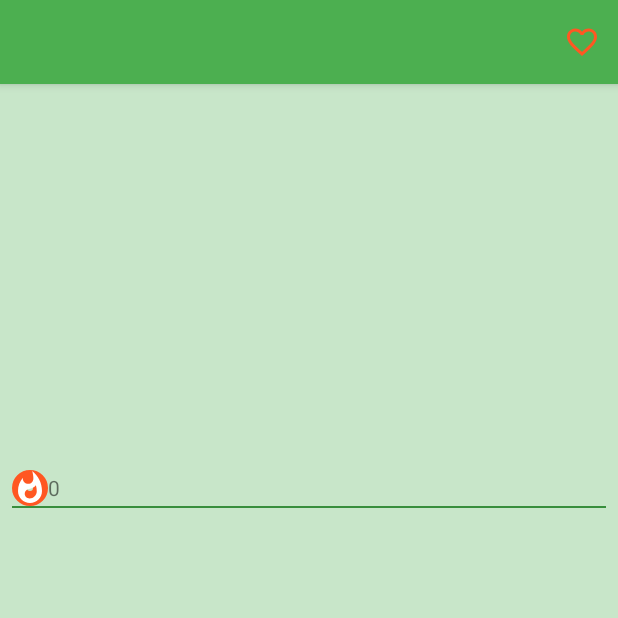
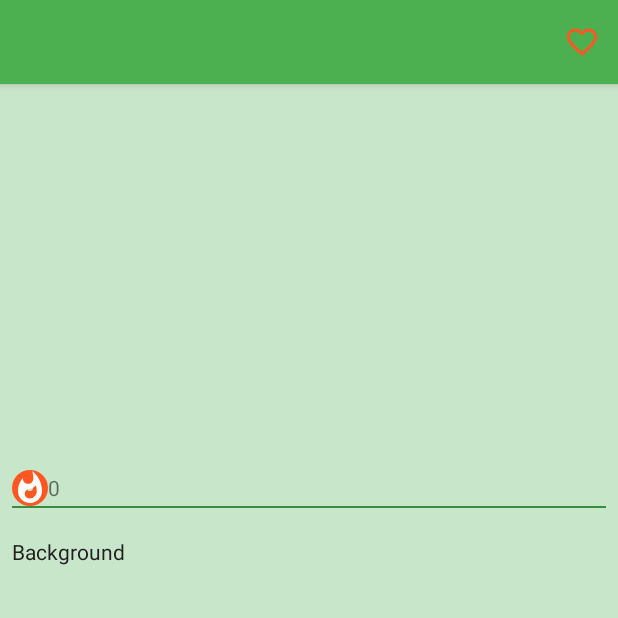
Before and after one commit to laurogama/udacity_capstone_anime_companion, an Android app: the DetailActivity screen opened directly, with no data from a screen before it, on a phone screen of 412 x 824 dp, the top half of it. Run offline under Robolectric (Android 15) with nearby library versions, the phone set to English and light mode, and no system bars; our stand-ins replace AdMob, data binding; 1 statement that could not run was skipped.

Commit message:
layout improvements
feat: round thumbnail for my list
fix: ads not blocking text

```diff
--- a/app/src/main/java/com/android/example/animecompanion/data/db/AnimeDao.java
+++ b/app/src/main/java/com/android/example/animecompanion/data/db/AnimeDao.java
@@ -16,7 +16,7 @@ import java.util.List;
 public interface AnimeDao {
 
     //Rank equals 0 are NSFW titles so we filter those
-    @Query("SELECT * from anime WHERE rank > 0 ORDER BY rank")
+    @Query("SELECT * from anime WHERE rank > 0 ORDER BY popularity")
     public LiveData<List<Anime>> getTop();
 
     @Delete
--- a/app/src/main/res/layout/activity_detail.xml
+++ b/app/src/main/res/layout/activity_detail.xml
@@ -35,6 +35,7 @@
                 android:layout_width="match_parent"
                 android:layout_height="match_parent"
                 android:padding="@dimen/margin_8dp"
+                android:layout_marginBottom="50dp"
                 app:layout_behavior="@string/appbar_scrolling_view_behavior"
                 tools:context="com.android.example.animecompanion.ui.detail.DetailActivity"
                 tools:showIn="@layout/activity_detail">
@@ -65,9 +66,9 @@
                     android:layout_width="wrap_content"
                     android:layout_height="wrap_content"
                     android:drawableStart="@drawable/hot_circle_img"
+                    android:gravity="center"
                     android:text="@{String.valueOf(model.rank)}"
                     app:layout_constraintStart_toStartOf="parent"
-                    android:gravity="center"
                     app:layout_constraintTop_toBottomOf="@+id/tv_japanese_title"
                     tools:text="@tools:sample/date/day_of_week" />
 
@@ -83,23 +84,43 @@
                     android:id="@+id/tv_synopsis"
                     android:layout_width="wrap_content"
                     android:layout_height="wrap_content"
+                    android:text="@{model.synopsis}"
                     android:textColor="@color/primary_text"
-                    android:text="@{model.synopsis}"
                     ads:layout_constraintTop_toBottomOf="@id/divider"
                     app:layout_constraintStart_toStartOf="parent" />
 
+                <TextView
+                    android:id="@+id/tv_background_title"
+                    android:layout_width="wrap_content"
+                    android:layout_height="wrap_content"
+                    android:text="@string/background"
+                    android:textColor="@color/primary_text"
+                    ads:layout_constraintStart_toStartOf="parent"
+                    ads:layout_constraintTop_toBottomOf="@id/tv_synopsis" />
+
+                <TextView
+                    android:id="@+id/tv_background"
+                    android:layout_width="wrap_content"
+                    android:layout_height="wrap_content"
+                    android:text="@{model.background}"
+                    android:textColor="@color/primary_text"
+                    ads:layout_constraintStart_toStartOf="parent"
+                    ads:layout_constraintTop_toBottomOf="@id/tv_background_title" />
+
+
             </androidx.constraintlayout.widget.ConstraintLayout>
+
         </androidx.core.widget.NestedScrollView>
 
         <com.google.android.gms.ads.AdView
             android:id="@+id/adView"
             android:layout_width="wrap_content"
             android:layout_height="wrap_content"
+            android:layout_marginTop="50dp"
             android:layout_alignParentBottom="true"
             android:layout_gravity="bottom|center_horizontal"
             ads:adSize="BANNER"
-            ads:adUnitId="@string/AD_UNIT_ID"
-            ads:layout_anchorGravity="bottom" />
+            ads:adUnitId="@string/AD_UNIT_ID" />
     </androidx.coordinatorlayout.widget.CoordinatorLayout>
 
     <data>
--- a/app/src/main/res/values/dimens.xml
+++ b/app/src/main/res/values/dimens.xml
@@ -4,4 +4,5 @@
     <dimen name="anime_cardview_width">180dp</dimen>
     <dimen name="anime_cardview_height">230dp</dimen>
     <dimen name="divider_padding">0dp</dimen>
+    <dimen name="thumbnail_size">50dp</dimen>
 </resources>
--- a/app/src/main/res/values/strings.xml
+++ b/app/src/main/res/values/strings.xml
@@ -11,4 +11,5 @@
     <string name="hot_icon">hot_icon</string>
     <string name="search_animes">Search Animes</string>
     <string name="search_activity">Search Results</string>
+    <string name="background">Background</string>
 </resources>
```
Also changed, not shown: app/src/main/java/com/android/example/animecompanion/ui/MainActivity.java (+9 -1 lines), app/src/main/res/layout/fragment_my_list.xml (+5 -4 lines), app/src/main/res/layout/mylist_item.xml (+21 -7 lines).
